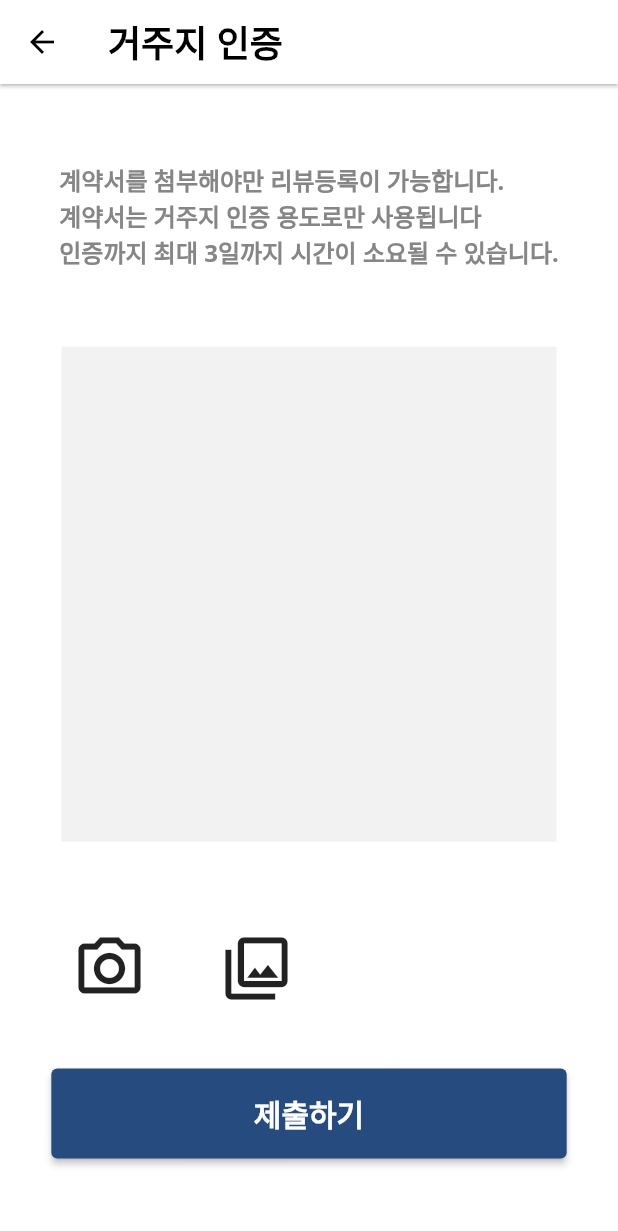
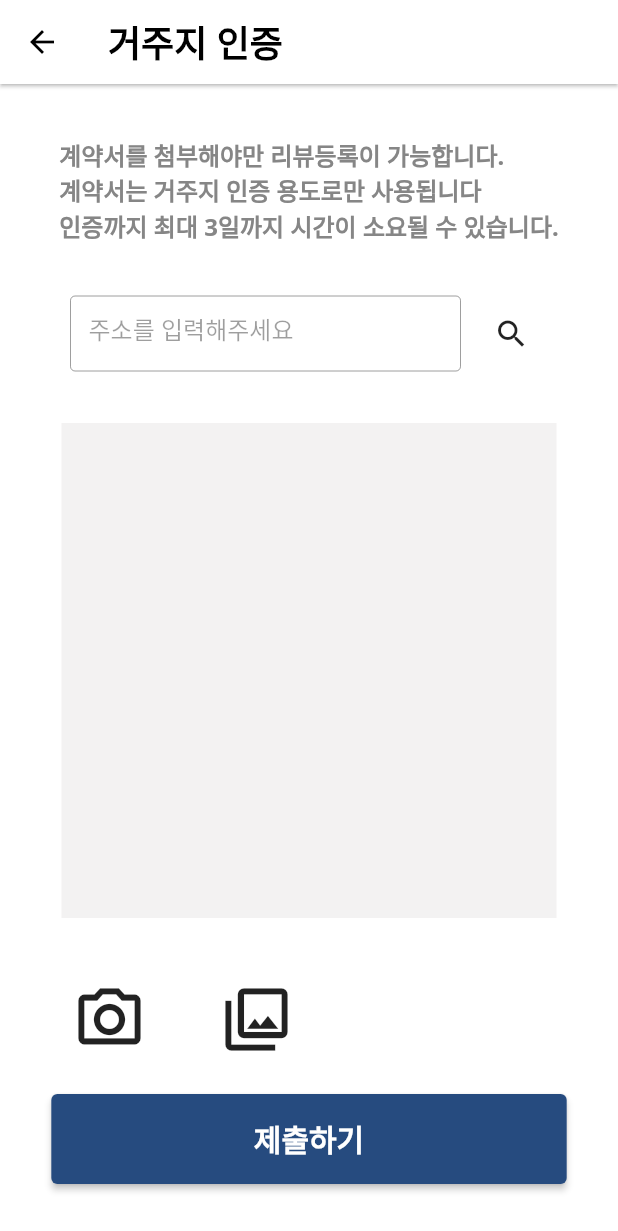
Before and after one commit to junhobark/oneroom_ex, a Flutter app: the informationCheckingScreen screen opened directly, after a tap on "거주지 인증", on a phone screen of 412 x 824 dp. Shown: the top 1231 px of the screen. Run offline on Flutter 3.47's test engine with Material 2 defaults, Android fonts, the phone set to English and light mode, and no system bars; our stand-ins replace cloud_firestore, firebase_auth, firebase_core, flutter_rating_bar, geolocator, get and 2 more; missing offline and left inert: flutter_naver_login, kakao_map_plugin, kpostal; accounts and stored records are empty.

Commit message:
거주지인증 화면 수정

```diff
--- a/lib/Info/info_certification.dart
+++ b/lib/Info/info_certification.dart
@@ -1,10 +1,12 @@
 import 'dart:io';
 
 import 'package:flutter/material.dart';
+import 'package:flutter/services.dart';
 import 'package:image_picker/image_picker.dart';
 import 'package:oneroom_ex/common/colors.dart';
-
+import 'package:kpostal/kpostal.dart';
 import '../common/default_layout.dart';
+import '../map/mapScreen.dart';
 import 'myInfo/info_checking.dart';
 
 void main() {
@@ -21,7 +23,9 @@ class CertificationScreen extends StatefulWidget {
 class _CertificationScreenState extends State<CertificationScreen> {
   XFile? _image; //이미지를 담을 변수 선언
   final ImagePicker picker = ImagePicker(); //ImagePicker 초기화
-
+  final InputController = TextEditingController();
+  String roadaddress = '';
+  var model = null;
   //이미지를 가져오는 함수
   Future getImage(ImageSource imageSource) async {
     //pickedFile에 ImagePicker로 가져온 이미지가 담긴다.
@@ -52,6 +56,45 @@ class _CertificationScreenState extends State<CertificationScreen> {
                   fontWeight: FontWeight.w700,
                   color: BODY_TEXT_COLOR,
                 ),
+              ),
+              Row(
+                mainAxisAlignment: MainAxisAlignment.center,
+                children: [
+                  Container(
+                    width: 260,
+                    height: 50,
+                    child: TextField(
+                      enabled: false,
+                      decoration: InputDecoration(
+                        hintText: '주소를 입력해주세요',
+                        labelStyle: TextStyle(color: Colors.grey),
+                        focusedBorder: OutlineInputBorder(
+                          borderRadius: BorderRadius.all(Radius.circular(3.0)),
+                          borderSide: BorderSide(width: 1, color: Colors.grey),
+                        ),
+                        enabledBorder: OutlineInputBorder(
+                          borderRadius: BorderRadius.all(Radius.circular(3.0)),
+                          borderSide: BorderSide(width: 1, color: Colors.grey),
+                        ),
+                        border: OutlineInputBorder(
+                          borderRadius: BorderRadius.all(Radius.circular(3.0)),
+                        ),
+                      ),
+                      controller: InputController,
+                    ),
+                  ),
+                  SizedBox(
+                    width: 10,
+                  ),
+                  IconButton(
+                    padding: EdgeInsets.zero,
+                    icon: Icon(Icons.search),
+                    onPressed: () {
+                      HapticFeedback.mediumImpact();
+                      _addressAPI();
+                    },
+                  )
+                ],
               ),
               _buildPhotoArea(),
               _buildButton(),
@@ -122,4 +165,25 @@ class _CertificationScreenState extends State<CertificationScreen> {
       ],
     );
   }
+
+  _addressAPI() async {
+    var model = await Navigator.push(
+      context,
+      MaterialPageRoute(
+        builder: (context) => KpostalView(
+          useLocalServer: false,
+          localPort: 8080,
+          kakaoKey: kakaoMapKey,
+          callback: (Kpostal result) {
+            setState(() {
+              this.roadaddress = result.roadAddress;
+            });
+          },
+        ),
+      ),
+    );
+    if (model != null) {
+      InputController.text = '${roadaddress}';
+    }
+  }
 }
--- a/lib/login/loginpage.dart
+++ b/lib/login/loginpage.dart
@@ -27,7 +27,6 @@ class _SampleScreenState extends State<SampleScreen> {
     var url = Uri.parse('http://10.0.2.2:8080/user/sign');
     Map data = {
       "id": uuid,
-      "valid": null,
       "location": location,
       "name": username,
       "nickName": usernickname,
```
